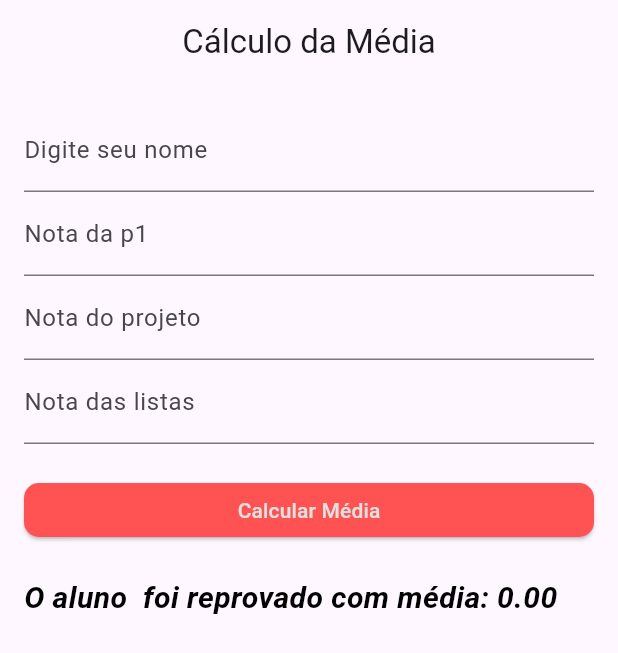
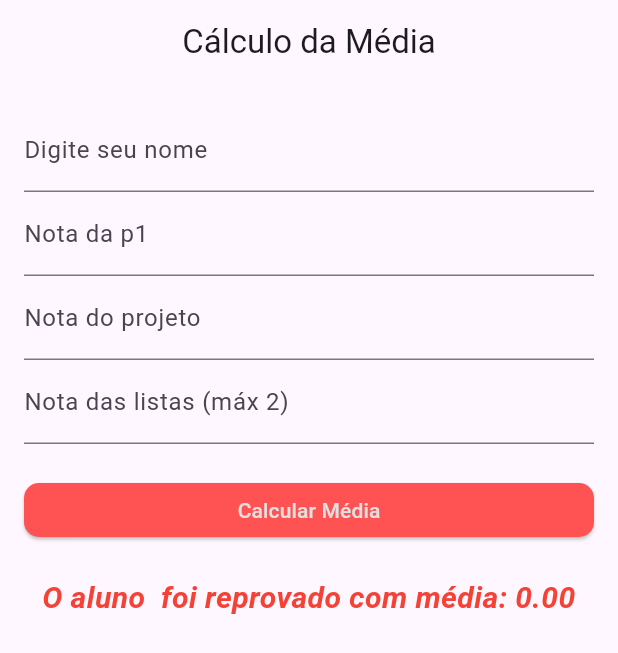
Before and after one commit to brunoaugusto1510/Aulas_flutter, a Flutter app: the screen it shows after launch, after a tap on "Calcular Média", on a phone screen of 412 x 824 dp. Shown: the top 653 px of the screen. Run offline on Flutter 3.47's test engine with Material 3 defaults, Android fonts, the phone set to English and light mode, and no system bars.

Commit message:
feat - Atualiza lógica de cálculo de média, adiciona cores dinâmicas ao resultado e permite customização de cor no widget Textos.

```diff
--- a/lib/home.dart
+++ b/lib/home.dart
@@ -15,6 +15,7 @@ class _HomeState extends State<Home> {
   final _tLista = TextEditingController();
 
   String _resultado = "";
+  Color _corResultado = Colors.black;
 
   @override
   Widget build(BuildContext context) {
@@ -36,11 +37,11 @@ class _HomeState extends State<Home> {
           InputTexto("Digite seu nome", "Nome", _tNome),
           InputTexto("Nota da p1", "p1", _tP1),
           InputTexto("Nota do projeto", "projeto", _tProjeto),
-          InputTexto("Nota das listas", "lista", _tLista),
+          InputTexto("Nota das listas (máx 2)", "lista", _tLista),
           const SizedBox(height: 20),
           Botoes("Calcular Média", onPressed: _click),
           const SizedBox(height: 20),
-          Textos(_resultado),
+          Textos(_resultado, cor: _corResultado),
         ],
       ),
     );
@@ -54,11 +55,17 @@ class _HomeState extends State<Home> {
       double projeto = double.tryParse(_tProjeto.text) ?? 0;
       double lista = double.tryParse(_tLista.text) ?? 0;
 
-      double media = (p1 + projeto + lista) / 3;
+      if (lista > 2) lista = 2;
 
-      String situacao = media >= 6 ? "aprovado" : "reprovado";
+      double media = (projeto * 0.5) + (p1 * 0.3) + lista;
 
-      _resultado = "O aluno $nome foi $situacao com média: ${media.toStringAsFixed(2)}";
+      if (media >= 6) {
+        _resultado = "O aluno $nome foi aprovado com média: ${media.toStringAsFixed(2)}";
+        _corResultado = Colors.blue;
+      } else {
+        _resultado = "O aluno $nome foi reprovado com média: ${media.toStringAsFixed(2)}";
+        _corResultado = Colors.red;
+      }
     });
   }
 }
--- a/lib/widgets/texto.dart
+++ b/lib/widgets/texto.dart
@@ -1,19 +1,21 @@
 import 'package:flutter/material.dart';
+
 class Textos extends StatelessWidget {
-  String s;
-  Textos(this.s);
+  final String s;
+  final Color cor;
+
+  Textos(this.s, {this.cor = Colors.black});
 
   @override
   Widget build(BuildContext context) {
-    return
-
-      Text(
+    return Text(
       s,
+      textAlign: TextAlign.center,
       style: TextStyle(
         fontSize: 20,
         fontWeight: FontWeight.bold,
         fontStyle: FontStyle.italic,
-            color: Colors.black
+        color: cor,
       ),
     );
   }
```
Lines whose indentation alone changed are shown as unchanged.
